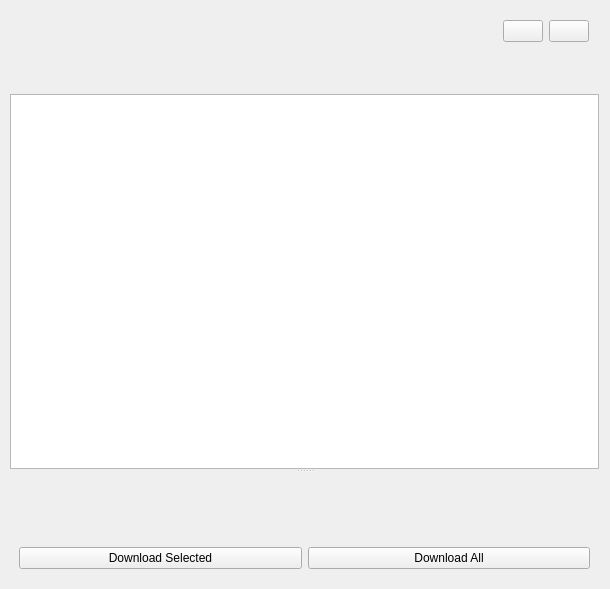
Above: sVanilla/src/ClientUi/VideoList/VideoWidget.ui from WangPengZhan/sVanilla before the change. Below: the same form after it.
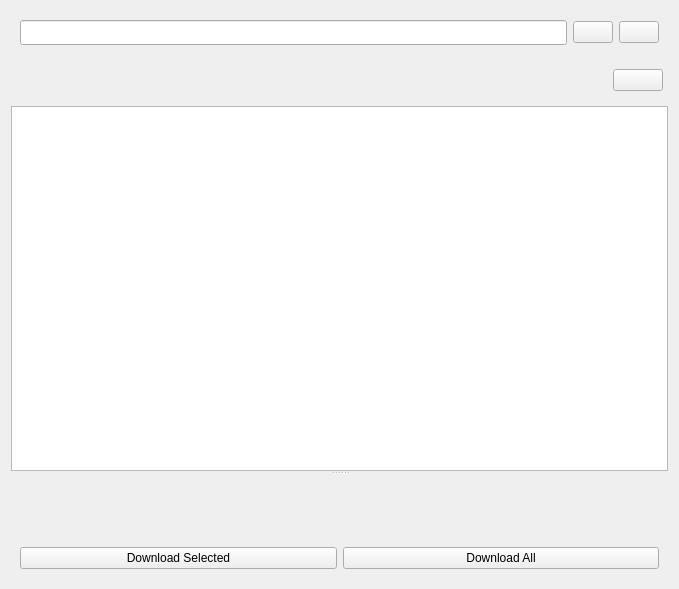
That is the form after the change. Icons and pictures are not drawn. Custom widgets are drawn as their Qt base class.

Diff of the .ui file:
```diff
--- a/sVanilla/src/ClientUi/VideoList/VideoWidget.ui
+++ b/sVanilla/src/ClientUi/VideoList/VideoWidget.ui
@@ -6,34 +6,16 @@
    <rect>
     <x>0</x>
     <y>0</y>
-    <width>610</width>
+    <width>679</width>
     <height>589</height>
    </rect>
   </property>
   <layout class="QVBoxLayout" name="verticalLayout">
-   <property name="leftMargin">
-    <number>10</number>
-   </property>
-   <property name="topMargin">
-    <number>10</number>
-   </property>
    <item>
     <widget class="QWidget" name="widget" native="true">
      <layout class="QHBoxLayout" name="horizontalLayout_3">
-      <property name="leftMargin">
-       <number>10</number>
-      </property>
-      <property name="topMargin">
-       <number>10</number>
-      </property>
-      <property name="rightMargin">
-       <number>10</number>
-      </property>
-      <property name="bottomMargin">
-       <number>5</number>
-      </property>
       <item>
-       <widget class="::SearchLineEdit" name="lineEditSearch" native="true">
+       <widget class="::AddLinkLineEdit" name="lineEdit">
         <property name="sizePolicy">
          <sizepolicy hsizetype="Expanding" vsizetype="Fixed">
           <horstretch>0</horstretch>
@@ -42,23 +24,15 @@
         </property>
         <property name="minimumSize">
          <size>
-          <width>400</width>
-          <height>20</height>
+          <width>0</width>
+          <height>25</height>
          </size>
         </property>
-       </widget>
-      </item>
-      <item>
-       <widget class="QPushButton" name="btnClipboard">
-        <property name="text">
-         <string/>
-        </property>
-        <property name="icon">
-         <iconset resource="../../../resource/sVanilla.qrc">
-          <normaloff>:/icon/home/clipboard.svg</normaloff>:/icon/home/clipboard.svg</iconset>
-        </property>
-        <property name="_vanillaStyle_Patch" stdset="0">
-         <string>CleanButtonPatch</string>
+        <property name="maximumSize">
+         <size>
+          <width>16777215</width>
+          <height>25</height>
+         </size>
         </property>
        </widget>
       </item>
@@ -76,6 +50,20 @@
         </property>
        </widget>
       </item>
+      <item>
+       <widget class="QPushButton" name="btnClipboard">
+        <property name="text">
+         <string/>
+        </property>
+        <property name="icon">
+         <iconset resource="../../../resource/sVanilla.qrc">
+          <normaloff>:/icon/home/clipboard.svg</normaloff>:/icon/home/clipboard.svg</iconset>
+        </property>
+        <property name="_vanillaStyle_Patch" stdset="0">
+         <string>CleanButtonPatch</string>
+        </property>
+       </widget>
+      </item>
      </layout>
     </widget>
    </item>
@@ -87,18 +75,27 @@
        <verstretch>0</verstretch>
       </sizepolicy>
      </property>
+     <property name="minimumSize">
+      <size>
+       <width>0</width>
+       <height>40</height>
+      </size>
+     </property>
+     <property name="maximumSize">
+      <size>
+       <width>16777215</width>
+       <height>40</height>
+      </size>
+     </property>
      <layout class="QHBoxLayout" name="horizontalLayout_2">
-      <property name="spacing">
-       <number>10</number>
-      </property>
       <property name="leftMargin">
-       <number>10</number>
+       <number>5</number>
       </property>
       <property name="topMargin">
-       <number>10</number>
+       <number>5</number>
       </property>
       <property name="rightMargin">
-       <number>0</number>
+       <number>5</number>
       </property>
       <property name="bottomMargin">
        <number>5</number>
@@ -106,20 +103,10 @@
       <item>
        <widget class="Vanilla::ToggleButton" name="btnSwitch" native="true"/>
       </item>
-      <item>
-       <widget class="DownloadCount" name="widgetDownloadCount" native="true"/>
-      </item>
-      <item>
-       <widget class="QLabel" name="labelPlaylistTitle">
-        <property name="text">
-         <string/>
-        </property>
-       </widget>
-      </item>
       <item>
        <spacer name="horizontalSpacer">
         <property name="orientation">
-         <enum>Qt::Orientation::Horizontal</enum>
+         <enum>Qt::Horizontal</enum>
         </property>
         <property name="sizeHint" stdset="0">
          <size>
@@ -129,6 +116,26 @@
         </property>
        </spacer>
       </item>
+      <item>
+       <widget class="QPushButton" name="btnAddLink">
+        <property name="minimumSize">
+         <size>
+          <width>50</width>
+          <height>0</height>
+         </size>
+        </property>
+        <property name="text">
+         <string/>
+        </property>
+        <property name="icon">
+         <iconset resource="../../../resource/sVanilla.qrc">
+          <normaloff>:/icon/home/search.svg</normaloff>:/icon/home/search.svg</iconset>
+        </property>
+        <property name="_vanillaStyle_Patch" stdset="0">
+         <string>CustomIconColorButtonPatch</string>
+        </property>
+       </widget>
+      </item>
      </layout>
     </widget>
    </item>
@@ -151,38 +158,38 @@
        </sizepolicy>
       </property>
       <property name="orientation">
-       <enum>Qt::Orientation::Vertical</enum>
+       <enum>Qt::Vertical</enum>
       </property>
       <widget class="::VideoGridWidget" name="videoGridWidget">
        <property name="sizePolicy">
-        <sizepolicy hsizetype="Preferred" vsizetype="Preferred">
+        <sizepolicy hsizetype="Expanding" vsizetype="Expanding">
          <horstretch>0</horstretch>
          <verstretch>0</verstretch>
         </sizepolicy>
        </property>
        <property name="verticalScrollBarPolicy">
-        <enum>Qt::ScrollBarPolicy::ScrollBarAsNeeded</enum>
+        <enum>Qt::ScrollBarAsNeeded</enum>
        </property>
        <property name="horizontalScrollBarPolicy">
-        <enum>Qt::ScrollBarPolicy::ScrollBarAlwaysOff</enum>
+        <enum>Qt::ScrollBarAlwaysOff</enum>
        </property>
        <property name="verticalScrollMode">
-        <enum>QAbstractItemView::ScrollMode::ScrollPerPixel</enum>
+        <enum>QAbstractItemView::ScrollPerPixel</enum>
        </property>
        <property name="horizontalScrollMode">
-        <enum>QAbstractItemView::ScrollMode::ScrollPerPixel</enum>
+        <enum>QAbstractItemView::ScrollPerPixel</enum>
        </property>
        <property name="flow">
-        <enum>QListView::Flow::LeftToRight</enum>
+        <enum>QListView::LeftToRight</enum>
        </property>
        <property name="isWrapping" stdset="0">
         <bool>true</bool>
        </property>
        <property name="resizeMode">
-        <enum>QListView::ResizeMode::Adjust</enum>
+        <enum>QListView::Adjust</enum>
        </property>
        <property name="itemAlignment">
-        <set>Qt::AlignmentFlag::AlignHCenter</set>
+        <set>Qt::AlignHCenter</set>
        </property>
        <property name="_vanillaStyle_Patch" stdset="0">
         <string>WhiteBackgroundListWidgetPatch</string>
@@ -198,7 +205,7 @@
        </sizepolicy>
       </property>
       <property name="orientation">
-       <enum>Qt::Orientation::Vertical</enum>
+       <enum>Qt::Vertical</enum>
       </property>
       <widget class="::VideoListWidget" name="videoListWidget">
        <property name="sizePolicy">
@@ -208,18 +215,18 @@
         </sizepolicy>
        </property>
        <property name="verticalScrollBarPolicy">
-        <enum>Qt::ScrollBarPolicy::ScrollBarAsNeeded</enum>
+        <enum>Qt::ScrollBarAsNeeded</enum>
        </property>
        <property name="horizontalScrollBarPolicy">
-        <enum>Qt::ScrollBarPolicy::ScrollBarAlwaysOff</enum>
+        <enum>Qt::ScrollBarAlwaysOff</enum>
        </property>
        <property name="verticalScrollMode">
-        <enum>QAbstractItemView::ScrollMode::ScrollPerPixel</enum>
+        <enum>QAbstractItemView::ScrollPerPixel</enum>
        </property>
       </widget>
       <widget class="::VideoInfoWidget" name="videoListInfoWidget" native="true">
        <property name="sizePolicy">
-        <sizepolicy hsizetype="Expanding" vsizetype="Expanding">
+        <sizepolicy hsizetype="Preferred" vsizetype="Preferred">
          <horstretch>0</horstretch>
          <verstretch>0</verstretch>
         </sizepolicy>
@@ -251,6 +258,11 @@
   </layout>
  </widget>
  <customwidgets>
+  <customwidget>
+   <class>::AddLinkLineEdit</class>
+   <extends>QLineEdit</extends>
+   <header>SUI/AddLinkLineEdit.h</header>
+  </customwidget>
   <customwidget>
    <class>Vanilla::ToggleButton</class>
    <extends>QWidget</extends>
@@ -274,18 +286,6 @@
    <header>ClientUi/VideoList/VideoInfoWidget.h</header>
    <container>1</container>
   </customwidget>
-  <customwidget>
-   <class>::SearchLineEdit</class>
-   <extends>QWidget</extends>
-   <header>SUI/SearchLineEdit.h</header>
-   <container>1</container>
-  </customwidget>
-  <customwidget>
-   <class>DownloadCount</class>
-   <extends>QWidget</extends>
-   <header>SUI/DownloadCount.h</header>
-   <container>1</container>
-  </customwidget>
  </customwidgets>
  <resources>
   <include location="../../../resource/sVanilla.qrc"/>
```
